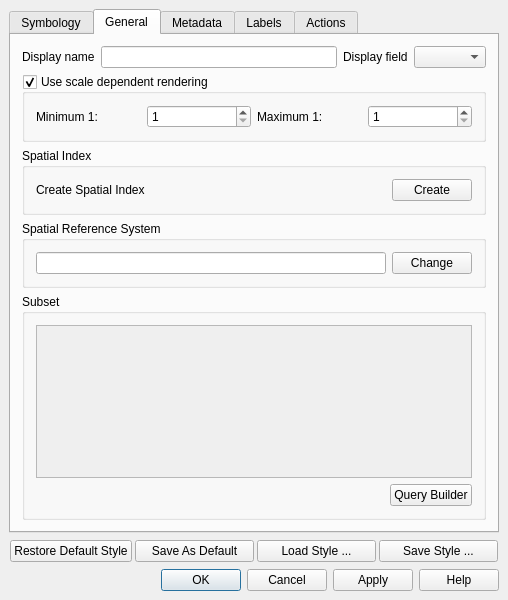
The window that src/ui/qgsvectorlayerpropertiesbase.ui (stopa85/Quantum-GIS) describes before a commit, drawn with Qt 5.
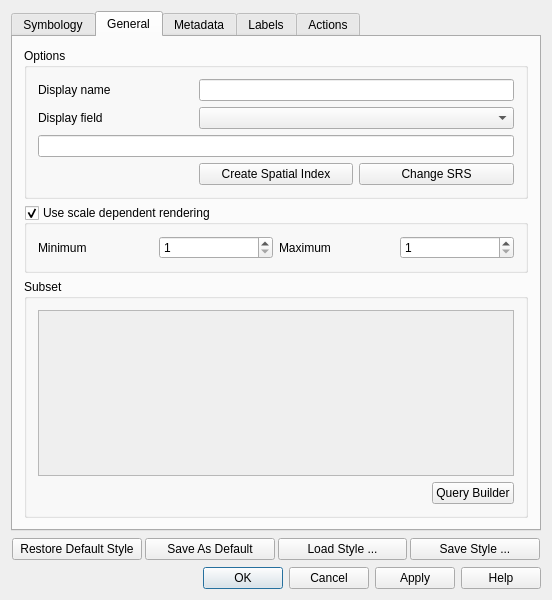
The same window after the commit. The open tabs and pages were chosen to show the change. Icons and pictures are not drawn.

Diff of the .ui file:
```diff
--- a/src/ui/qgsvectorlayerpropertiesbase.ui
+++ b/src/ui/qgsvectorlayerpropertiesbase.ui
@@ -5,7 +5,7 @@
    <rect>
     <x>0</x>
     <y>0</y>
-    <width>508</width>
+    <width>552</width>
     <height>600</height>
    </rect>
   </property>
@@ -25,12 +25,6 @@
    <bool>true</bool>
   </property>
   <layout class="QGridLayout" >
-   <property name="margin" >
-    <number>9</number>
-   </property>
-   <property name="spacing" >
-    <number>6</number>
-   </property>
    <item row="0" column="0" >
     <widget class="QTabWidget" name="tabWidget" >
      <property name="tabShape" >
@@ -129,12 +123,12 @@
        <string>General</string>
       </attribute>
       <layout class="QGridLayout" >
-       <property name="margin" >
-        <number>11</number>
-       </property>
-       <property name="spacing" >
-        <number>6</number>
-       </property>
+       <item row="0" column="0" >
+        <widget class="QGroupBox" name="indexGroupBox" >
+         <property name="title" >
+          <string>Options</string>
+         </property>
+         <layout class="QGridLayout" >
        <item row="0" column="0" >
         <widget class="QLabel" name="textLabel3" >
          <property name="text" >
@@ -145,7 +139,10 @@
          </property>
         </widget>
        </item>
-       <item row="0" column="2" >
+          <item row="0" column="1" colspan="2" >
+           <widget class="QLineEdit" name="txtDisplayName" />
+          </item>
+          <item row="1" column="0" >
         <widget class="QLabel" name="textLabel2" >
          <property name="toolTip" >
           <string>Display field for the Identify Results dialog box</string>
@@ -161,17 +158,38 @@
          </property>
         </widget>
        </item>
-       <item row="0" column="3" >
+          <item row="1" column="1" colspan="2" >
         <widget class="QComboBox" name="displayFieldComboBox" >
          <property name="whatsThis" >
           <string>Use this control to set which field is placed at the top level of the Identify Results dialog box.</string>
          </property>
         </widget>
        </item>
-       <item row="0" column="1" >
-        <widget class="QLineEdit" name="txtDisplayName" />
-       </item>
-       <item row="1" column="0" colspan="4" >
+          <item row="2" column="0" colspan="3" >
+           <widget class="QLineEdit" name="leSpatialRefSys" >
+            <property name="readOnly" >
+             <bool>true</bool>
+            </property>
+           </widget>
+          </item>
+          <item row="3" column="1" >
+           <widget class="QPushButton" name="pbnIndex" >
+            <property name="text" >
+             <string>Create Spatial Index</string>
+            </property>
+           </widget>
+          </item>
+          <item row="3" column="2" >
+           <widget class="QPushButton" name="pbnChangeSpatialRefSys" >
+            <property name="text" >
+             <string>Change SRS</string>
+            </property>
+           </widget>
+          </item>
+         </layout>
+        </widget>
+       </item>
+       <item row="1" column="0" >
         <widget class="QGroupBox" name="chkUseScaleDependentRendering" >
          <property name="title" >
           <string>Use scale dependent rendering</string>
@@ -180,16 +198,22 @@
           <bool>true</bool>
          </property>
          <layout class="QGridLayout" >
-          <property name="margin" >
+          <property name="leftMargin" >
            <number>11</number>
           </property>
-          <property name="spacing" >
-           <number>6</number>
+          <property name="topMargin" >
+           <number>11</number>
+          </property>
+          <property name="rightMargin" >
+           <number>11</number>
+          </property>
+          <property name="bottomMargin" >
+           <number>11</number>
           </property>
           <item row="0" column="2" >
            <widget class="QLabel" name="textLabel1_2_2" >
             <property name="text" >
-             <string>Maximum 1:</string>
+             <string>Maximum</string>
             </property>
             <property name="buddy" >
              <cstring>spinMaximumScale</cstring>
@@ -199,7 +223,7 @@
           <item row="0" column="0" >
            <widget class="QLabel" name="textLabel1" >
             <property name="text" >
-             <string>Minimum 1:</string>
+             <string>Minimum</string>
             </property>
             <property name="buddy" >
              <cstring>spinMinimumScale</cstring>
@@ -230,89 +254,15 @@
             <property name="minimum" >
              <number>1</number>
             </property>
-           </widget>
-          </item>
-         </layout>
-        </widget>
-       </item>
-       <item row="2" column="0" colspan="4" >
-        <widget class="QGroupBox" name="indexGroupBox" >
-         <property name="title" >
-          <string>Spatial Index</string>
-         </property>
-         <layout class="QGridLayout" >
-          <property name="margin" >
-           <number>11</number>
-          </property>
-          <property name="spacing" >
-           <number>6</number>
-          </property>
-          <item row="0" column="0" >
-           <widget class="QLabel" name="indexLabel" >
-            <property name="text" >
-             <string>Create Spatial Index</string>
-            </property>
-            <property name="buddy" >
-             <cstring>pbnIndex</cstring>
-            </property>
+            <property name="maximum" >
+             <number>100000000</number>
+            </property>
            </widget>
           </item>
-          <item row="0" column="2" >
-           <widget class="QPushButton" name="pbnIndex" >
-            <property name="text" >
-             <string>Create</string>
-            </property>
-           </widget>
-          </item>
-          <item row="0" column="1" >
-           <spacer>
-            <property name="orientation" >
-             <enum>Qt::Horizontal</enum>
-            </property>
-            <property name="sizeType" >
-             <enum>QSizePolicy::Expanding</enum>
-            </property>
-            <property name="sizeHint" >
-             <size>
-              <width>141</width>
-              <height>21</height>
-             </size>
-            </property>
-           </spacer>
-          </item>
          </layout>
         </widget>
        </item>
-       <item row="3" column="0" colspan="4" >
-        <widget class="QGroupBox" name="grpSRS" >
-         <property name="title" >
-          <string>Spatial Reference System</string>
-         </property>
-         <layout class="QGridLayout" >
-          <property name="margin" >
-           <number>11</number>
-          </property>
-          <property name="spacing" >
-           <number>6</number>
-          </property>
-          <item row="0" column="0" >
-           <widget class="QLineEdit" name="leSpatialRefSys" >
-            <property name="readOnly" >
-             <bool>true</bool>
-            </property>
-           </widget>
-          </item>
-          <item row="0" column="1" >
-           <widget class="QPushButton" name="pbnChangeSpatialRefSys" >
-            <property name="text" >
-             <string>Change</string>
-            </property>
-           </widget>
-          </item>
-         </layout>
-        </widget>
-       </item>
-       <item row="4" column="0" colspan="4" >
+       <item row="2" column="0" >
         <widget class="QGroupBox" name="grpSubset" >
          <property name="title" >
           <string>Subset</string>
@@ -321,8 +271,14 @@
           <property name="margin" >
            <number>11</number>
           </property>
-          <property name="spacing" >
-           <number>6</number>
+          <property name="topMargin" >
+           <number>11</number>
+          </property>
+          <property name="rightMargin" >
+           <number>11</number>
+          </property>
+          <property name="bottomMargin" >
+           <number>11</number>
           </property>
           <item row="0" column="0" colspan="2" >
            <widget class="QTextEdit" name="txtSubsetSQL" >
@@ -466,12 +422,21 @@
    </item>
    <item row="1" column="0" >
     <layout class="QHBoxLayout" >
-     <property name="margin" >
-      <number>1</number>
-     </property>
      <property name="spacing" >
       <number>3</number>
      </property>
+     <property name="leftMargin" >
+      <number>1</number>
+     </property>
+     <property name="topMargin" >
+      <number>1</number>
+     </property>
+     <property name="rightMargin" >
+      <number>1</number>
+     </property>
+     <property name="bottomMargin" >
+      <number>1</number>
+     </property>
      <item>
       <widget class="QPushButton" name="pbnLoadDefaultStyle" >
        <property name="text" >
```
Left out of the diff: 160 changed lines with no effect on the pictures. Lines whose indentation alone changed are shown as unchanged.
